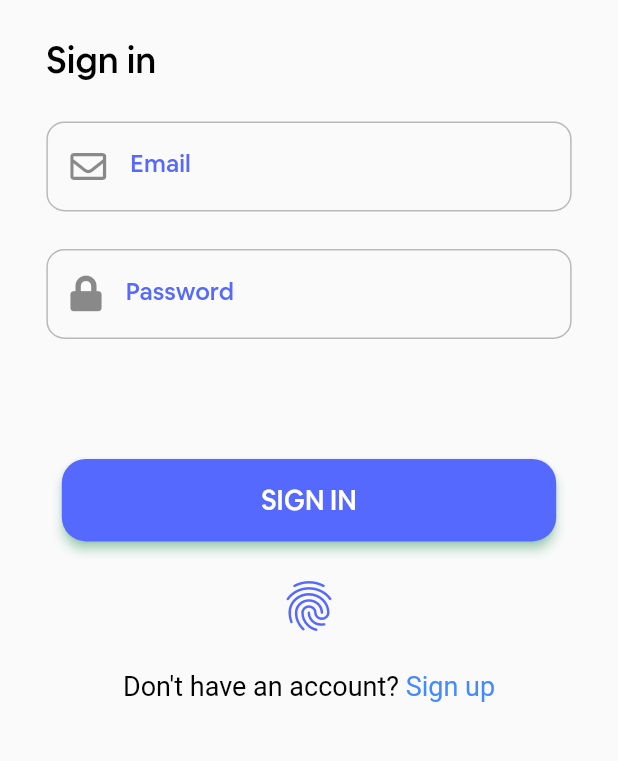
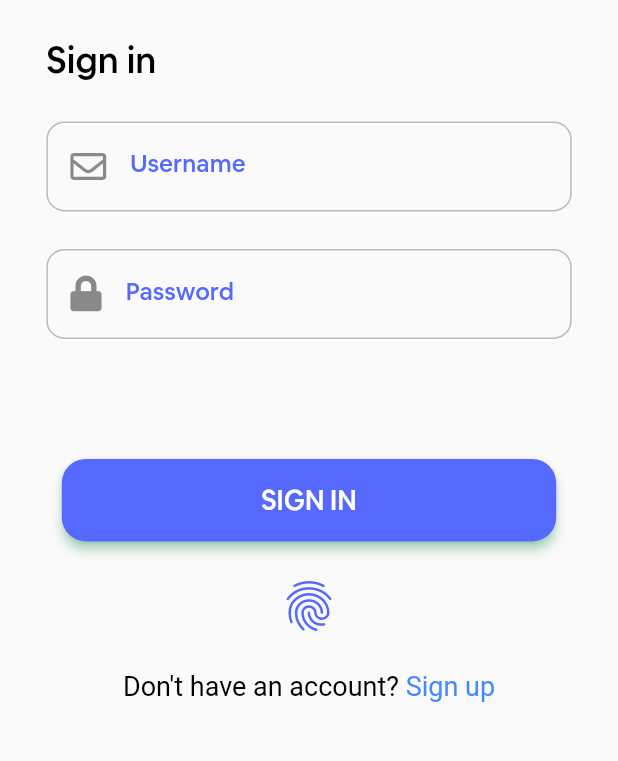
Before and after one commit to blessedmate/Biocheck, a Flutter app: the screen it shows after launch, on a phone screen of 412 x 824 dp, the part 289-1050 px from its top. Run offline on Flutter 3.47's test engine with Material 2 defaults, Android fonts, the phone set to English and light mode, and no system bars; our stand-ins replace battery_plus, firebase_core, font_awesome_flutter, get, get_storage, local_auth and 1 more; accounts and stored records are empty; project files that could hold a hidden picture were left out.

Commit message:
persistencia del login

```diff
--- a/lib/app/modules/sign_in/controllers/sign_in_controller.dart
+++ b/lib/app/modules/sign_in/controllers/sign_in_controller.dart
@@ -3,8 +3,11 @@ import 'package:biocheck_flutter/app/routes/app_pages.dart';
 import 'package:flutter/services.dart';
 import 'package:get/get.dart';
 import 'package:local_auth/local_auth.dart';
+import 'package:get_storage/get_storage.dart';
 
 class SignInController extends GetxController {
+  final box = GetStorage();
+
   final _loading = false.obs;
   bool get loading => _loading.value;
   set loading(bool newValue) => _loading.value = newValue;
@@ -13,9 +16,9 @@ class SignInController extends GetxController {
   bool get error => _error.value;
   set error(bool newValue) => _error.value = newValue;
 
-  final _email = ''.obs;
-  String get email => _email.value;
-  set email(String newValue) => _email.value = newValue;
+  final _username = ''.obs;
+  String get username => _username.value;
+  set username(String newValue) => _username.value = newValue;
 
   final _password = ''.obs;
   String get password => _password.value;
@@ -28,10 +31,12 @@ class SignInController extends GetxController {
     loading = true;
 
     final provider = AuthProvider();
-    Response resp = await provider.login(email, password);
-    print(resp.body);
-    if (resp.statusCode == 201) {
+    Response resp = await provider.login(username, password);
+
+    if (resp.statusCode == 200) {
       Get.offAllNamed(Routes.EVALUATIONS);
+      box.write('token', resp.body['token']);
+      box.write('userId', resp.body['data']['id']);
     } else {
       error = true;
       message = resp.body['message'];
--- a/lib/app/modules/sign_in/providers/auth_provider.dart
+++ b/lib/app/modules/sign_in/providers/auth_provider.dart
@@ -4,9 +4,9 @@ import 'package:get/get.dart';
 class AuthProvider extends GetConnect {
   final url = ConfigEnvironments.getUrl();
 
-  login(String email, String password) async {
-    final uri = Uri.https(url, 'auth');
-    final body = {'email': email, 'password': password};
+  login(String username, String password) async {
+    final uri = Uri.https(url, 'Beta/users/login');
+    final body = {'username': username, 'password': password};
     return await post(uri.toString(), body);
   }
 }
--- a/lib/app/modules/sign_in/views/sign_in_view.dart
+++ b/lib/app/modules/sign_in/views/sign_in_view.dart
@@ -47,8 +47,8 @@ class SignInView extends GetView<SignInController> {
                   ),
                   CustomInput(
                     icon: const FaIcon(FontAwesomeIcons.envelope),
-                    labelText: 'Email',
-                    onChanged: (val) => controller.email = val,
+                    labelText: 'Username',
+                    onChanged: (val) => controller.username = val,
                   ),
                   const SizedBox(
                     height: 25,
@@ -104,7 +104,6 @@ class SignInView extends GetView<SignInController> {
                     ),
                   )),
                   const SizedBox(height: 15),
-
                   Center(
                     child: GestureDetector(
                       onTap: () {},
--- a/pubspec.yaml
+++ b/pubspec.yaml
@@ -15,6 +15,8 @@ dependencies:
   local_auth: ^1.1.8
   battery_plus: ^2.0.1
   firebase_core: ^1.10.0
+  location: ^4.2.0
+  get_storage: ^2.0.3
 
 
 dev_dependencies:
```
Also changed, not shown: lib/app/modules/new_evaluation/controllers/new_evaluation_controller.dart (+24 -1 lines), lib/main.dart (+6 -5 lines), pubspec.lock, 5 other files.
